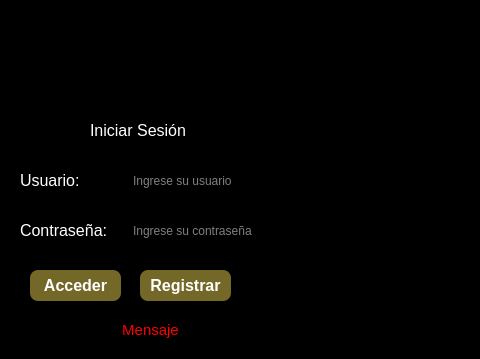
Before: the Qt Designer form src/gui/login.ui in Jordy01090/Proyecto-FundFlare, drawn with Qt 5; both pictures show x 0 to 480 and y 0 to 359 of the 807 by 359 pixel window.
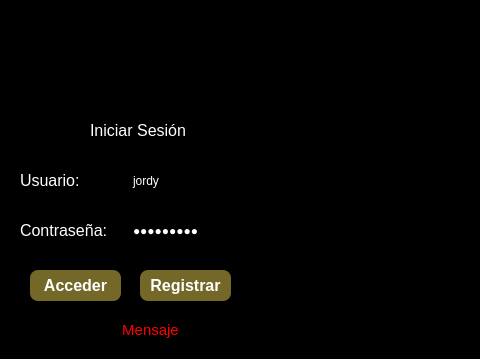
After: the same form once the commit is applied. Icons and pictures are not drawn.

Patch:
```diff
--- a/src/gui/login.ui
+++ b/src/gui/login.ui
@@ -118,7 +118,7 @@
 </string>
    </property>
    <property name="text">
-    <string/>
+    <string>jordy</string>
    </property>
    <property name="placeholderText">
     <string>Ingrese su usuario</string>
@@ -136,6 +136,9 @@
    <property name="styleSheet">
     <string notr="true">color: rgb(255, 255, 255);</string>
    </property>
+   <property name="text">
+    <string>jordy2004</string>
+   </property>
    <property name="echoMode">
     <enum>QLineEdit::Password</enum>
    </property>
```
